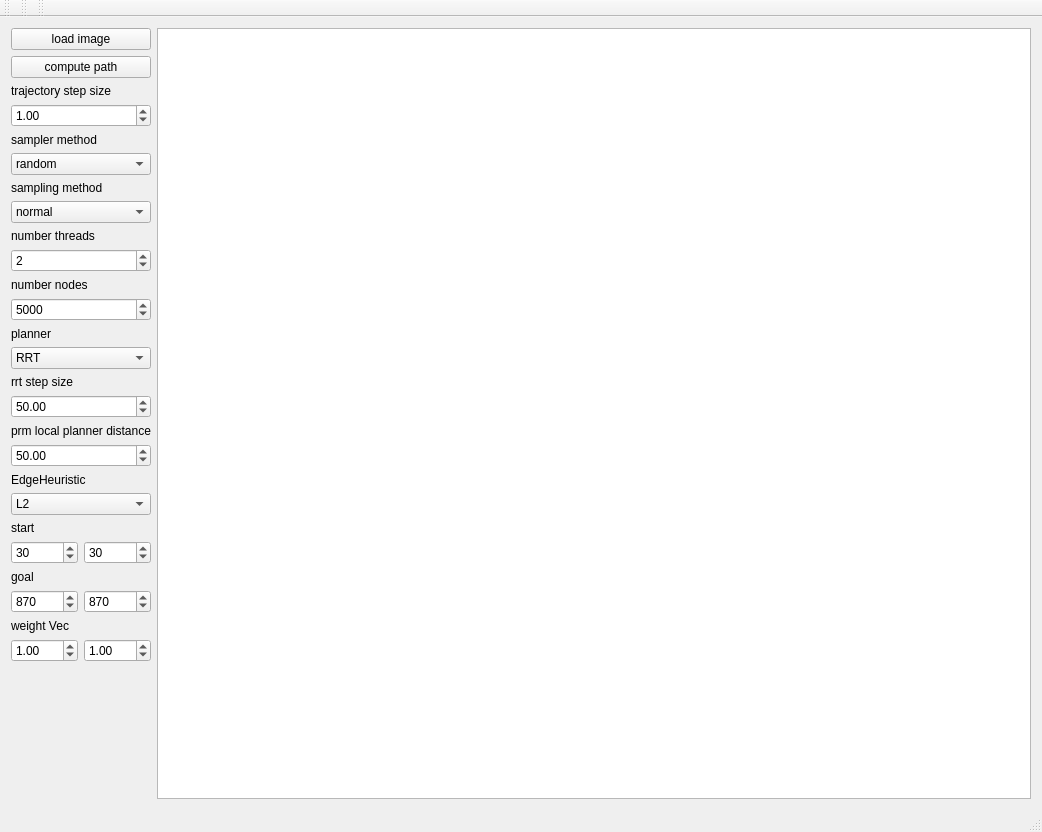
Before: the Qt Designer form examples/gui2D/mainwindow.ui in tobiaskohlbau/IPPP, drawn with Qt 5.
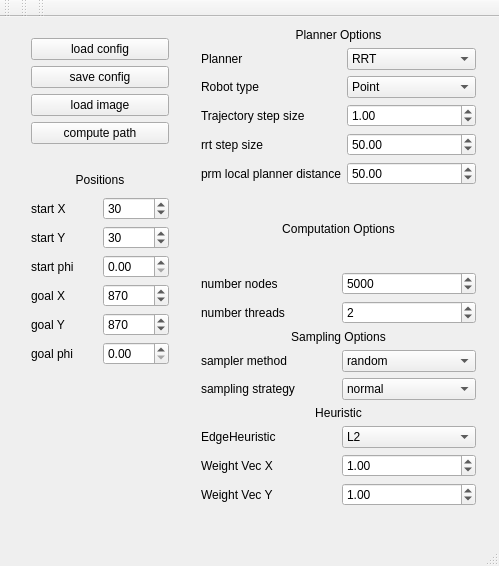
After: the same form once the commit is applied.

```diff
--- a/examples/gui2D/mainwindow.ui
+++ b/examples/gui2D/mainwindow.ui
@@ -6,343 +6,503 @@
    <rect>
     <x>0</x>
     <y>0</y>
-    <width>1042</width>
-    <height>832</height>
+    <width>499</width>
+    <height>566</height>
    </rect>
   </property>
   <property name="windowTitle">
    <string>MainWindow</string>
   </property>
   <widget class="QWidget" name="centralWidget">
-   <layout class="QFormLayout" name="formLayout">
-    <item row="0" column="0">
-     <layout class="QVBoxLayout" name="verticalLayout_3">
-      <item>
-       <layout class="QHBoxLayout" name="horizontalLayout"/>
-      </item>
-      <item>
-       <widget class="QPushButton" name="buttonLoadImage">
-        <property name="text">
-         <string>load image</string>
-        </property>
-       </widget>
-      </item>
-      <item>
-       <widget class="QPushButton" name="buttonComputePath">
-        <property name="text">
-         <string>compute path</string>
-        </property>
-       </widget>
-      </item>
-      <item>
-       <layout class="QVBoxLayout" name="verticalLayout">
-        <item>
-         <widget class="QLabel" name="labelTrajectoryStepSize">
-          <property name="text">
-           <string>trajectory step size</string>
-          </property>
-         </widget>
-        </item>
-        <item>
-         <widget class="QDoubleSpinBox" name="boxTrajectoryStepSize">
-          <property name="value">
-           <double>1.000000000000000</double>
-          </property>
-         </widget>
-        </item>
-        <item>
-         <widget class="QLabel" name="labelSampler">
-          <property name="text">
-           <string>sampler method</string>
-          </property>
-         </widget>
-        </item>
-        <item>
-         <widget class="QComboBox" name="boxSampler">
-          <item>
+   <widget class="QWidget" name="gridLayoutWidget_2">
+    <property name="geometry">
+     <rect>
+      <x>20</x>
+      <y>10</y>
+      <width>160</width>
+      <height>128</height>
+     </rect>
+    </property>
+    <layout class="QGridLayout" name="layoutActions">
+     <item row="3" column="0">
+      <widget class="QPushButton" name="buttonLoadImage">
+       <property name="text">
+        <string>load image</string>
+       </property>
+      </widget>
+     </item>
+     <item row="2" column="0">
+      <widget class="QPushButton" name="buttonSaveConfig">
+       <property name="text">
+        <string>save config</string>
+       </property>
+      </widget>
+     </item>
+     <item row="4" column="0">
+      <widget class="QPushButton" name="buttonComputePath">
+       <property name="text">
+        <string>compute path</string>
+       </property>
+      </widget>
+     </item>
+     <item row="0" column="0">
+      <widget class="QPushButton" name="buttonLoadConfig">
+       <property name="text">
+        <string>load config</string>
+       </property>
+      </widget>
+     </item>
+    </layout>
+   </widget>
+   <widget class="QWidget" name="verticalLayoutWidget_3">
+    <property name="geometry">
+     <rect>
+      <x>20</x>
+      <y>140</y>
+      <width>160</width>
+      <height>219</height>
+     </rect>
+    </property>
+    <layout class="QVBoxLayout" name="layoutPositions">
+     <item>
+      <widget class="QLabel" name="label_3">
+       <property name="text">
+        <string>Positions</string>
+       </property>
+       <property name="alignment">
+        <set>Qt::AlignCenter</set>
+       </property>
+      </widget>
+     </item>
+     <item>
+      <layout class="QGridLayout" name="gridLayout_5">
+       <item row="0" column="1">
+        <widget class="QSpinBox" name="boxStartX">
+         <property name="maximum">
+          <number>2000</number>
+         </property>
+         <property name="value">
+          <number>30</number>
+         </property>
+         <property name="displayIntegerBase">
+          <number>10</number>
+         </property>
+        </widget>
+       </item>
+       <item row="2" column="0">
+        <widget class="QLabel" name="label_7">
+         <property name="text">
+          <string>start phi</string>
+         </property>
+        </widget>
+       </item>
+       <item row="1" column="0">
+        <widget class="QLabel" name="labelStart_2">
+         <property name="text">
+          <string>start Y</string>
+         </property>
+        </widget>
+       </item>
+       <item row="3" column="0">
+        <widget class="QLabel" name="labelGoal">
+         <property name="text">
+          <string>goal X</string>
+         </property>
+        </widget>
+       </item>
+       <item row="0" column="0">
+        <widget class="QLabel" name="labelStart">
+         <property name="text">
+          <string>start X</string>
+         </property>
+        </widget>
+       </item>
+       <item row="3" column="1">
+        <widget class="QSpinBox" name="boxGoalX">
+         <property name="maximum">
+          <number>2000</number>
+         </property>
+         <property name="value">
+          <number>870</number>
+         </property>
+        </widget>
+       </item>
+       <item row="4" column="0">
+        <widget class="QLabel" name="labelGoal_2">
+         <property name="text">
+          <string>goal Y</string>
+         </property>
+        </widget>
+       </item>
+       <item row="1" column="1">
+        <widget class="QSpinBox" name="boxStartY">
+         <property name="maximum">
+          <number>2000</number>
+         </property>
+         <property name="value">
+          <number>30</number>
+         </property>
+        </widget>
+       </item>
+       <item row="4" column="1">
+        <widget class="QSpinBox" name="boxGoalY">
+         <property name="maximum">
+          <number>2000</number>
+         </property>
+         <property name="value">
+          <number>870</number>
+         </property>
+        </widget>
+       </item>
+       <item row="5" column="0">
+        <widget class="QLabel" name="label_8">
+         <property name="text">
+          <string>goal phi</string>
+         </property>
+        </widget>
+       </item>
+       <item row="2" column="1">
+        <widget class="QDoubleSpinBox" name="boxStartPhi"/>
+       </item>
+       <item row="5" column="1">
+        <widget class="QDoubleSpinBox" name="boxGoalPhi"/>
+       </item>
+      </layout>
+     </item>
+    </layout>
+   </widget>
+   <widget class="QWidget" name="verticalLayoutWidget_6">
+    <property name="geometry">
+     <rect>
+      <x>190</x>
+      <y>0</y>
+      <width>297</width>
+      <height>500</height>
+     </rect>
+    </property>
+    <layout class="QVBoxLayout" name="verticalLayout">
+     <item>
+      <layout class="QGridLayout" name="layoutPlannerOptions">
+       <item row="1" column="0">
+        <layout class="QGridLayout" name="gridLayout_7">
+         <item row="0" column="1">
+          <widget class="QComboBox" name="boxPlanner">
+           <item>
+            <property name="text">
+             <string>RRT</string>
+            </property>
+           </item>
+           <item>
+            <property name="text">
+             <string>RRT*</string>
+            </property>
+           </item>
+           <item>
+            <property name="text">
+             <string>PRM</string>
+            </property>
+           </item>
+          </widget>
+         </item>
+         <item row="0" column="0">
+          <widget class="QLabel" name="labelPlanner">
            <property name="text">
-            <string>random</string>
+            <string>Planner</string>
            </property>
-          </item>
-          <item>
+          </widget>
+         </item>
+         <item row="4" column="1">
+          <widget class="QDoubleSpinBox" name="boxPRM">
+           <property name="value">
+            <double>50.000000000000000</double>
+           </property>
+          </widget>
+         </item>
+         <item row="4" column="0">
+          <widget class="QLabel" name="labelPRM">
            <property name="text">
-            <string>uniform</string>
+            <string>prm local planner distance</string>
            </property>
-          </item>
-          <item>
+          </widget>
+         </item>
+         <item row="3" column="1">
+          <widget class="QDoubleSpinBox" name="boxRRT">
+           <property name="value">
+            <double>50.000000000000000</double>
+           </property>
+          </widget>
+         </item>
+         <item row="2" column="0">
+          <widget class="QLabel" name="labelTrajectoryStepSize">
            <property name="text">
-            <string>normal distribution</string>
+            <string>Trajectory step size</string>
            </property>
-          </item>
-         </widget>
-        </item>
-        <item>
-         <widget class="QLabel" name="labelSampling">
-          <property name="text">
-           <string>sampling method</string>
-          </property>
-         </widget>
-        </item>
-        <item>
-         <widget class="QComboBox" name="boxSampling">
-          <item>
+          </widget>
+         </item>
+         <item row="2" column="1">
+          <widget class="QDoubleSpinBox" name="boxTrajectoryStepSize">
+           <property name="value">
+            <double>1.000000000000000</double>
+           </property>
+          </widget>
+         </item>
+         <item row="3" column="0">
+          <widget class="QLabel" name="labelRRT">
            <property name="text">
-            <string>normal</string>
+            <string>rrt step size</string>
            </property>
-          </item>
-          <item>
+          </widget>
+         </item>
+         <item row="1" column="0">
+          <widget class="QLabel" name="label_6">
            <property name="text">
-            <string>nearObstacles</string>
+            <string>Robot type</string>
            </property>
-          </item>
-         </widget>
-        </item>
-        <item>
-         <layout class="QVBoxLayout" name="verticalLayout_2">
-          <item>
-           <widget class="QLabel" name="labelThreads">
+          </widget>
+         </item>
+         <item row="1" column="1">
+          <widget class="QComboBox" name="boxRobot">
+           <item>
             <property name="text">
-             <string>number threads</string>
+             <string>Point</string>
             </property>
-           </widget>
-          </item>
-          <item>
-           <widget class="QSpinBox" name="boxThreads">
-            <property name="value">
-             <number>2</number>
+           </item>
+           <item>
+            <property name="text">
+             <string>Triangle</string>
             </property>
-           </widget>
-          </item>
-          <item>
-           <widget class="QLabel" name="labelNodes">
+           </item>
+          </widget>
+         </item>
+        </layout>
+       </item>
+       <item row="0" column="0">
+        <widget class="QLabel" name="label_5">
+         <property name="text">
+          <string>Planner Options</string>
+         </property>
+         <property name="alignment">
+          <set>Qt::AlignCenter</set>
+         </property>
+        </widget>
+       </item>
+      </layout>
+     </item>
+     <item>
+      <layout class="QVBoxLayout" name="layoutComputationOptions">
+       <item>
+        <widget class="QLabel" name="label_4">
+         <property name="text">
+          <string>Computation Options</string>
+         </property>
+         <property name="alignment">
+          <set>Qt::AlignCenter</set>
+         </property>
+        </widget>
+       </item>
+       <item>
+        <layout class="QGridLayout" name="gridLayout_6">
+         <item row="0" column="1">
+          <widget class="QSpinBox" name="boxNodes">
+           <property name="maximum">
+            <number>50000</number>
+           </property>
+           <property name="value">
+            <number>5000</number>
+           </property>
+          </widget>
+         </item>
+         <item row="0" column="0">
+          <widget class="QLabel" name="labelNodes">
+           <property name="text">
+            <string>number nodes</string>
+           </property>
+          </widget>
+         </item>
+         <item row="1" column="0">
+          <widget class="QLabel" name="labelThreads">
+           <property name="text">
+            <string>number threads</string>
+           </property>
+          </widget>
+         </item>
+         <item row="1" column="1">
+          <widget class="QSpinBox" name="boxThreads">
+           <property name="value">
+            <number>2</number>
+           </property>
+          </widget>
+         </item>
+        </layout>
+       </item>
+      </layout>
+     </item>
+     <item>
+      <layout class="QVBoxLayout" name="layoutSamplingOptions">
+       <item>
+        <widget class="QLabel" name="label">
+         <property name="layoutDirection">
+          <enum>Qt::LeftToRight</enum>
+         </property>
+         <property name="text">
+          <string>Sampling Options</string>
+         </property>
+         <property name="scaledContents">
+          <bool>false</bool>
+         </property>
+         <property name="alignment">
+          <set>Qt::AlignCenter</set>
+         </property>
+        </widget>
+       </item>
+       <item>
+        <layout class="QGridLayout" name="gridLayout_4">
+         <item row="2" column="1">
+          <widget class="QComboBox" name="boxSampling">
+           <item>
             <property name="text">
-             <string>number nodes</string>
+             <string>normal</string>
             </property>
-           </widget>
-          </item>
-          <item>
-           <widget class="QSpinBox" name="boxNodes">
-            <property name="maximum">
-             <number>50000</number>
-            </property>
-            <property name="value">
-             <number>5000</number>
-            </property>
-           </widget>
-          </item>
-          <item>
-           <widget class="QLabel" name="labelPlanner">
+           </item>
+           <item>
             <property name="text">
-             <string>planner</string>
+             <string>nearObstacles</string>
             </property>
-           </widget>
-          </item>
-          <item>
-           <widget class="QComboBox" name="boxPlanner">
-            <item>
-             <property name="text">
-              <string>RRT</string>
-             </property>
-            </item>
-            <item>
-             <property name="text">
-              <string>RRT*</string>
-             </property>
-            </item>
-            <item>
-             <property name="text">
-              <string>PRM</string>
-             </property>
-            </item>
-           </widget>
-          </item>
-          <item>
-           <widget class="QLabel" name="labelRRT">
+           </item>
+          </widget>
+         </item>
+         <item row="1" column="0">
+          <widget class="QLabel" name="labelSampler">
+           <property name="text">
+            <string>sampler method</string>
+           </property>
+          </widget>
+         </item>
+         <item row="1" column="1">
+          <widget class="QComboBox" name="boxSampler">
+           <item>
             <property name="text">
-             <string>rrt step size</string>
+             <string>random</string>
             </property>
-           </widget>
-          </item>
-          <item>
-           <widget class="QDoubleSpinBox" name="boxRRT">
-            <property name="value">
-             <double>50.000000000000000</double>
-            </property>
-           </widget>
-          </item>
-          <item>
-           <widget class="QLabel" name="labelPRM">
+           </item>
+           <item>
             <property name="text">
-             <string>prm local planner distance</string>
+             <string>uniform</string>
             </property>
-           </widget>
-          </item>
-          <item>
-           <widget class="QDoubleSpinBox" name="boxPRM">
-            <property name="value">
-             <double>50.000000000000000</double>
-            </property>
-           </widget>
-          </item>
-          <item>
-           <widget class="QLabel" name="labelEdgeHeuristic">
+           </item>
+           <item>
             <property name="text">
-             <string>EdgeHeuristic</string>
+             <string>normal distribution</string>
             </property>
-           </widget>
-          </item>
-          <item>
-           <widget class="QComboBox" name="boxEdgeHeuristic">
-            <item>
+           </item>
+          </widget>
+         </item>
+         <item row="2" column="0">
+          <widget class="QLabel" name="labelSampling">
+           <property name="text">
+            <string>sampling strategy</string>
+           </property>
+          </widget>
+         </item>
+        </layout>
+       </item>
+       <item>
+        <layout class="QVBoxLayout" name="layoutHeuristic">
+         <item>
+          <widget class="QLabel" name="label_2">
+           <property name="text">
+            <string>Heuristic</string>
+           </property>
+           <property name="alignment">
+            <set>Qt::AlignCenter</set>
+           </property>
+          </widget>
+         </item>
+         <item>
+          <layout class="QGridLayout" name="gridLayout_2">
+           <item row="1" column="0">
+            <widget class="QLabel" name="labelEdgeHeuristic">
              <property name="text">
-              <string>L2</string>
+              <string>EdgeHeuristic</string>
              </property>
-            </item>
-            <item>
-             <property name="text">
-              <string>L1</string>
+            </widget>
+           </item>
+           <item row="2" column="1">
+            <widget class="QDoubleSpinBox" name="boxWeightVecX">
+             <property name="singleStep">
+              <double>0.100000000000000</double>
              </property>
-            </item>
-            <item>
-             <property name="text">
-              <string>INF</string>
+             <property name="value">
+              <double>1.000000000000000</double>
              </property>
-            </item>
-            <item>
-             <property name="text">
-              <string>weightedVec_L2</string>
+            </widget>
+           </item>
+           <item row="3" column="1">
+            <widget class="QDoubleSpinBox" name="boxWeightVecY">
+             <property name="singleStep">
+              <double>0.100000000000000</double>
              </property>
-            </item>
-            <item>
-             <property name="text">
-              <string>weightedVec_L1</string>
+             <property name="value">
+              <double>1.000000000000000</double>
              </property>
-            </item>
-            <item>
-             <property name="text">
-              <string>weightedVec_INF</string>
-             </property>
-            </item>
-           </widget>
-          </item>
-          <item>
-           <layout class="QGridLayout" name="gridLayout">
-            <item row="3" column="0">
-             <widget class="QLabel" name="labelGoal">
+            </widget>
+           </item>
+           <item row="1" column="1">
+            <widget class="QComboBox" name="boxEdgeHeuristic">
+             <item>
               <property name="text">
-               <string>goal</string>
+               <string>L2</string>
               </property>
-             </widget>
-            </item>
-            <item row="4" column="0">
-             <widget class="QSpinBox" name="boxGoalX">
-              <property name="maximum">
-               <number>2000</number>
+             </item>
+             <item>
+              <property name="text">
+               <string>L1</string>
               </property>
-              <property name="value">
-               <number>870</number>
+             </item>
+             <item>
+              <property name="text">
+               <string>INF</string>
               </property>
-             </widget>
-            </item>
-            <item row="5" column="0">
-             <widget class="QLabel" name="labelWeightVec">
+             </item>
+             <item>
               <property name="text">
-               <string>weight Vec</string>
+               <string>weightedVec_L2</string>
               </property>
-             </widget>
-            </item>
-            <item row="2" column="1">
-             <widget class="QSpinBox" name="boxStartY">
-              <property name="maximum">
-               <number>2000</number>
+             </item>
+             <item>
+              <property name="text">
+               <string>weightedVec_L1</string>
               </property>
-              <property name="value">
-               <number>30</number>
-              </property>
-             </widget>
-            </item>
-            <item row="4" column="1">
-             <widget class="QSpinBox" name="boxGoalY">
-              <property name="maximum">
-               <number>2000</number>
-              </property>
-              <property name="value">
-               <number>870</number>
-              </property>
-             </widget>
-            </item>
-            <item row="2" column="0">
-             <widget class="QSpinBox" name="boxStartX">
-              <property name="maximum">
-               <number>2000</number>
-              </property>
-              <property name="value">
-               <number>30</number>
-              </property>
-              <property name="displayIntegerBase">
-               <number>10</number>
-              </property>
-             </widget>
-            </item>
-            <item row="1" column="0">
-             <widget class="QLabel" name="labelStart">
+             </item>
+             <item>
               <property name="text">
-               <string>start</string>
+               <string>weightedVec_INF</string>
               </property>
-             </widget>
-            </item>
-            <item row="6" column="0">
-             <widget class="QDoubleSpinBox" name="boxWeightVecX">
-              <property name="singleStep">
-               <double>0.100000000000000</double>
-              </property>
-              <property name="value">
-               <double>1.000000000000000</double>
-              </property>
-             </widget>
-            </item>
-            <item row="6" column="1">
-             <widget class="QDoubleSpinBox" name="boxWeightVecY">
-              <property name="singleStep">
-               <double>0.100000000000000</double>
-              </property>
-              <property name="value">
-               <double>1.000000000000000</double>
-              </property>
-             </widget>
-            </item>
-           </layout>
-          </item>
-          <item>
-           <spacer name="verticalSpacer">
-            <property name="orientation">
-             <enum>Qt::Vertical</enum>
-            </property>
-            <property name="sizeHint" stdset="0">
-             <size>
-              <width>20</width>
-              <height>600</height>
-             </size>
-            </property>
-           </spacer>
-          </item>
-         </layout>
-        </item>
-       </layout>
-      </item>
-     </layout>
-    </item>
-    <item row="0" column="1">
-     <widget class="QGraphicsView" name="mainImage">
-      <property name="sizeAdjustPolicy">
-       <enum>QAbstractScrollArea::AdjustToContents</enum>
-      </property>
-      <property name="dragMode">
-       <enum>QGraphicsView::ScrollHandDrag</enum>
-      </property>
-     </widget>
-    </item>
-   </layout>
+             </item>
+            </widget>
+           </item>
+           <item row="2" column="0">
+            <widget class="QLabel" name="labelWeightVec">
+             <property name="text">
+              <string>Weight Vec X</string>
+             </property>
+            </widget>
+           </item>
+           <item row="3" column="0">
+            <widget class="QLabel" name="labelWeightVec_2">
+             <property name="text">
+              <string>Weight Vec Y</string>
+             </property>
+            </widget>
+           </item>
+          </layout>
+         </item>
+        </layout>
+       </item>
+      </layout>
+     </item>
+    </layout>
+   </widget>
   </widget>
   <widget class="QMenuBar" name="menuBar">
    <property name="geometry">
```
Left out of the diff: 546 changed lines with no effect on the pictures.
